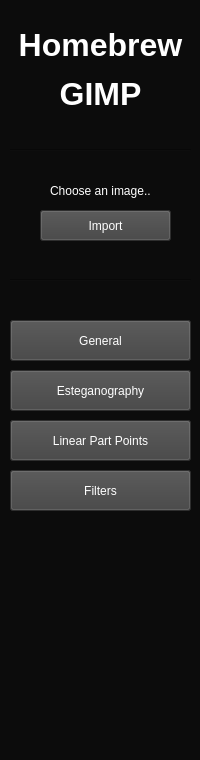
Before: the Qt Designer form gui/pages/left_menu.ui in gabriel-camurca/processamento-de-imagens, drawn with Qt 5.
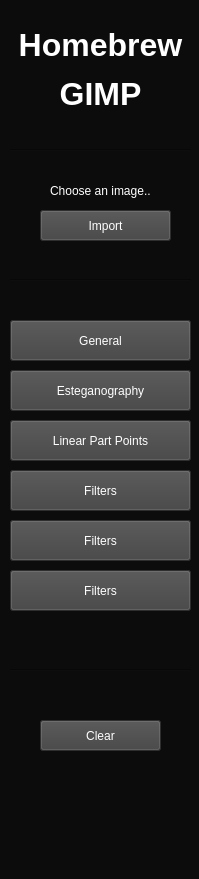
After: the same form once the commit is applied.

Patch:
```diff
--- a/gui/pages/left_menu.ui
+++ b/gui/pages/left_menu.ui
@@ -6,8 +6,8 @@
    <rect>
     <x>0</x>
     <y>0</y>
-    <width>200</width>
-    <height>760</height>
+    <width>199</width>
+    <height>879</height>
    </rect>
   </property>
   <property name="windowTitle">
@@ -159,6 +159,70 @@
     <enum>Qt::Horizontal</enum>
    </property>
   </widget>
+  <widget class="QPushButton" name="clear">
+   <property name="geometry">
+    <rect>
+     <x>40</x>
+     <y>720</y>
+     <width>121</width>
+     <height>31</height>
+    </rect>
+   </property>
+   <property name="styleSheet">
+    <string notr="true">background-color: rgb(65, 65, 65);
+color: rgb(255, 255, 255);</string>
+   </property>
+   <property name="text">
+    <string>Clear</string>
+   </property>
+  </widget>
+  <widget class="QPushButton" name="filters_button_2">
+   <property name="geometry">
+    <rect>
+     <x>10</x>
+     <y>520</y>
+     <width>181</width>
+     <height>41</height>
+    </rect>
+   </property>
+   <property name="styleSheet">
+    <string notr="true">background-color: rgb(65, 65, 65);
+color: rgb(255, 255, 255);</string>
+   </property>
+   <property name="text">
+    <string>Filters</string>
+   </property>
+  </widget>
+  <widget class="QPushButton" name="filters_button_3">
+   <property name="geometry">
+    <rect>
+     <x>10</x>
+     <y>570</y>
+     <width>181</width>
+     <height>41</height>
+    </rect>
+   </property>
+   <property name="styleSheet">
+    <string notr="true">background-color: rgb(65, 65, 65);
+color: rgb(255, 255, 255);</string>
+   </property>
+   <property name="text">
+    <string>Filters</string>
+   </property>
+  </widget>
+  <widget class="Line" name="line_3">
+   <property name="geometry">
+    <rect>
+     <x>10</x>
+     <y>660</y>
+     <width>181</width>
+     <height>20</height>
+    </rect>
+   </property>
+   <property name="orientation">
+    <enum>Qt::Horizontal</enum>
+   </property>
+  </widget>
  </widget>
  <resources/>
  <connections/>
```
